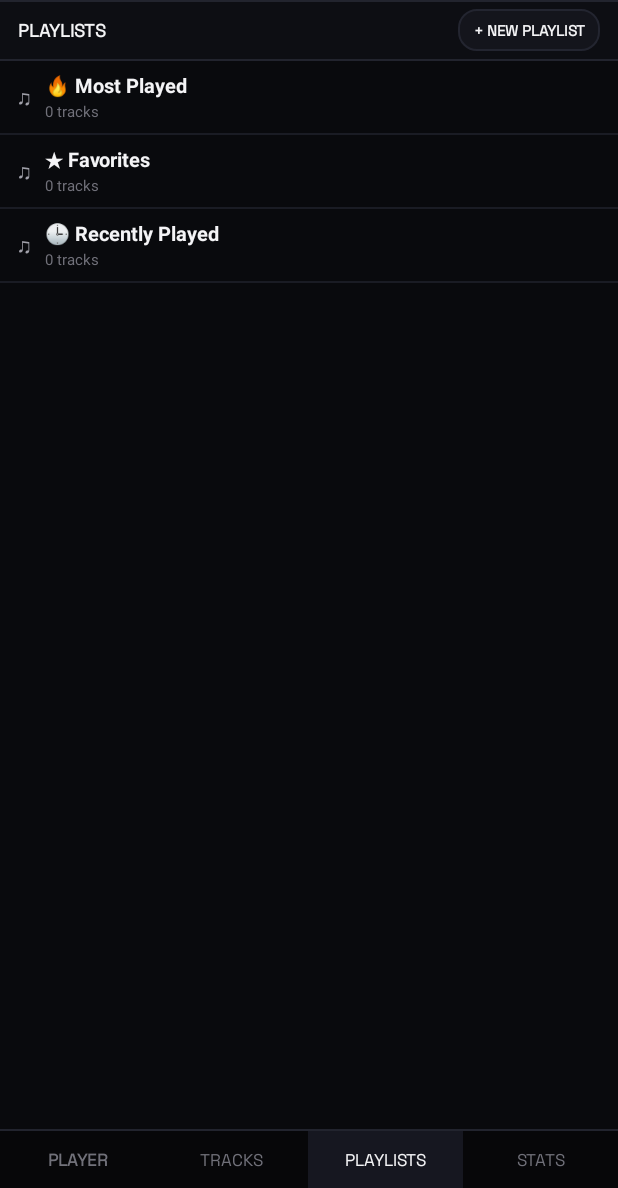
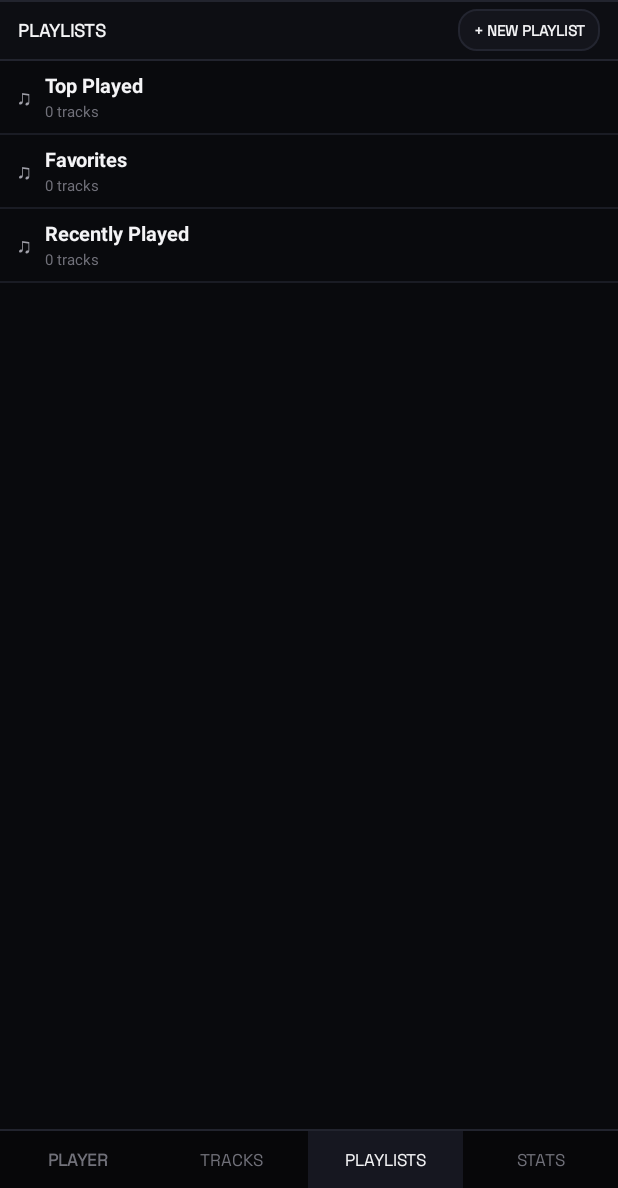
Before and after one commit to warumpas-ops/musicbb, an Android app: the screen it shows after launch (MainActivity), after a tap on "PLAYLISTS", on a phone screen of 412 x 824 dp, the part 48-1236 px from its top. Run offline under Robolectric (Android 15) with nearby library versions, the phone set to English and light mode, and no system bars; 1 statement that could not run was skipped.

Commit message:
feat: extend Space Grotesk FontHelper to all list item adapters and clean playlist titles

```diff
--- a/app/src/main/java/com/musicbb/app/MainActivity.java
+++ b/app/src/main/java/com/musicbb/app/MainActivity.java
@@ -475,9 +475,9 @@ public class MainActivity extends Activity {
 
     private void loadPlaylistsTab() {
         List<Playlist> smartAndCustom = new ArrayList<Playlist>();
-        smartAndCustom.add(new Playlist(-1, "🔥 Most Played", 0, db.getMostPlayedSongs(25).size(), true));
-        smartAndCustom.add(new Playlist(-2, "★ Favorites", 0, db.getFavoriteSongs().size(), true));
-        smartAndCustom.add(new Playlist(-3, "🕒 Recently Played", 0, db.getRecentlyPlayedSongs(50).size(), true));
+        smartAndCustom.add(new Playlist(-1, "Top Played", 0, db.getMostPlayedSongs(25).size(), true));
+        smartAndCustom.add(new Playlist(-2, "Favorites", 0, db.getFavoriteSongs().size(), true));
+        smartAndCustom.add(new Playlist(-3, "Recently Played", 0, db.getRecentlyPlayedSongs(50).size(), true));
         smartAndCustom.addAll(db.getAllCustomPlaylists());
 
         lvPlaylists.setAdapter(new PlaylistAdapter(this, smartAndCustom));
@@ -583,6 +583,7 @@ public class MainActivity extends Activity {
             public View getView(int position, View convertView, ViewGroup parent) {
                 if (convertView == null) {
                     convertView = LayoutInflater.from(getContext()).inflate(R.layout.item_top_song, parent, false);
+                    FontHelper.apply(convertView, getContext());
                 }
                 Song s = getItem(position);
                 TextView tvRank = (TextView) convertView.findViewById(R.id.tvRank);
@@ -722,7 +723,7 @@ public class MainActivity extends Activity {
             artist.setText(s.getArtistAlbumString() + " · " + s.getFormattedDuration());
 
             if (s.playCount > 0) {
-                plays.setText("🔥 " + s.playCount);
+                plays.setText(s.playCount + " plays");
                 plays.setVisibility(View.VISIBLE);
             } else {
                 plays.setVisibility(View.GONE);
```
